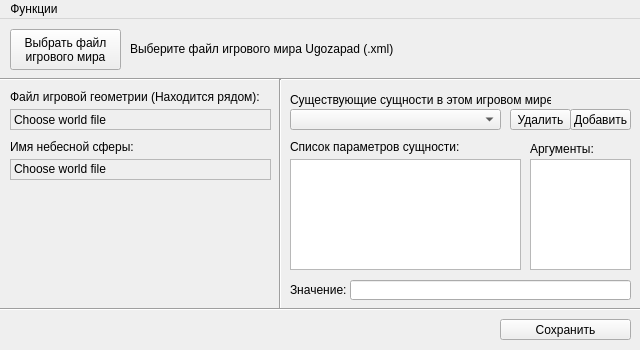
Above: redactor.ui from GreMirid/Ugozapad-3D-Game-Engine-XML-World-File-Redactor-Project before the change. Below: the same form after it.
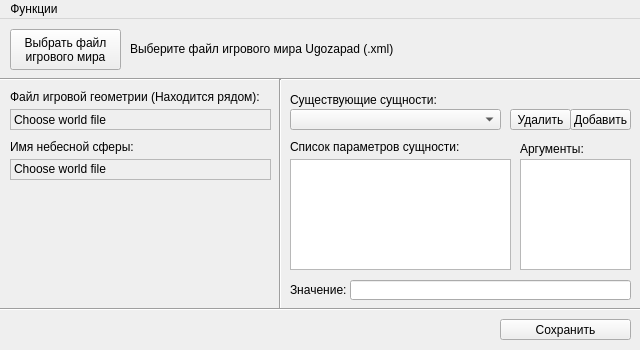
That is the form after the change.

```diff
--- a/redactor.ui
+++ b/redactor.ui
@@ -126,7 +126,7 @@
      </rect>
     </property>
     <property name="text">
-     <string>Существующие сущности в этом игровом мире:</string>
+     <string>Существующие сущности:</string>
     </property>
    </widget>
    <widget class="QPushButton" name="b_delete_entity">
@@ -147,7 +147,7 @@
      <rect>
       <x>290</x>
       <y>140</y>
-      <width>231</width>
+      <width>221</width>
       <height>111</height>
      </rect>
     </property>
@@ -160,7 +160,7 @@
      <rect>
       <x>290</x>
       <y>120</y>
-      <width>231</width>
+      <width>221</width>
       <height>16</height>
      </rect>
     </property>
@@ -315,9 +315,9 @@
    <widget class="QListWidget" name="l_args">
     <property name="geometry">
      <rect>
-      <x>530</x>
+      <x>520</x>
       <y>140</y>
-      <width>101</width>
+      <width>111</width>
       <height>111</height>
      </rect>
     </property>
@@ -325,9 +325,9 @@
    <widget class="QLabel" name="label_6">
     <property name="geometry">
      <rect>
-      <x>530</x>
+      <x>520</x>
       <y>120</y>
-      <width>101</width>
+      <width>111</width>
       <height>20</height>
      </rect>
     </property>
```
Left out of the diff: 4 changed lines with no effect on the pictures.
